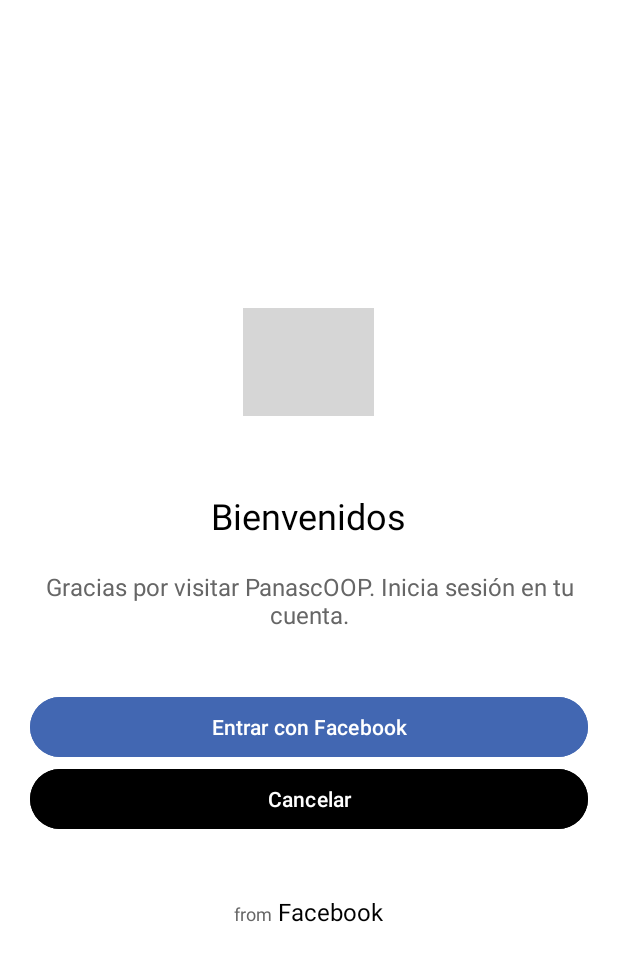
After one commit to Juan200528/PanasCoopAndroid, an Android app: the Facebook screen opened directly, with no data from a screen before it, on a phone screen of 412 x 824 dp. The commit adds this screen. Shown: the top 961 px of the screen. Run offline under Robolectric (Android 15) with nearby library versions, the phone set to English and light mode, and no system bars; grey boxes are pictures that could not be loaded.

Commit message:
Interfaz de Facebook

```diff
--- a/app/src/main/AndroidManifest.xml
+++ b/app/src/main/AndroidManifest.xml
@@ -13,6 +13,9 @@
         android:theme="@style/Theme.PanasCoop"
         tools:targetApi="31">
         <activity
+            android:name=".Facebook"
+            android:exported="false" />
+        <activity
             android:name=".MainActivity"
             android:exported="true">
             <intent-filter>
--- /dev/null
+++ b/app/src/main/java/com/juan/panascoop/Facebook.java
@@ -0,0 +1,19 @@
+package com.juan.panascoop;
+
+import android.os.Bundle;
+
+import androidx.activity.EdgeToEdge;
+import androidx.appcompat.app.AppCompatActivity;
+import androidx.core.graphics.Insets;
+import androidx.core.view.ViewCompat;
+import androidx.core.view.WindowInsetsCompat;
+
+public class Facebook extends AppCompatActivity {
+
+    @Override
+    protected void onCreate(Bundle savedInstanceState) {
+        super.onCreate(savedInstanceState);
+        setContentView(R.layout.activity_facebook);
+
+    }
+}
--- /dev/null
+++ b/app/src/main/res/drawable/button.xml
@@ -0,0 +1,4 @@
+<?xml version="1.0" encoding="utf-8"?>
+<selector xmlns:android="http://schemas.android.com/apk/res/android">
+
+</selector>
--- /dev/null
+++ b/app/src/main/res/drawable/cancelar.xml
@@ -0,0 +1,6 @@
+
+<?xml version="1.0" encoding="utf-8"?>
+<shape xmlns:android="http://schemas.android.com/apk/res/android">
+    <solid android:color="#FF4444"/> <!-- Red color -->
+    <corners android:radius="4dp"/> <!-- Rounded corners -->
+</shape>
--- /dev/null
+++ b/app/src/main/res/layout/activity_facebook.xml
@@ -0,0 +1,74 @@
+<?xml version="1.0" encoding="utf-8"?>
+<LinearLayout xmlns:android="http://schemas.android.com/apk/res/android"
+    android:layout_width="match_parent"
+    android:layout_height="match_parent"
+    android:orientation="vertical"
+    android:gravity="center"
+    android:padding="20dp"
+    android:background="#FFFFFF">
+
+    <!-- Texto "Bienvenidos" -->
+
+    <ImageView
+        android:layout_width="87dp"
+        android:layout_height="72dp"
+        android:layout_marginBottom="50dp"
+        android:src="@drawable/img" />
+
+    <TextView
+        android:layout_width="wrap_content"
+        android:layout_height="wrap_content"
+        android:text="Bienvenidos"
+        android:textSize="24sp"
+        android:textColor="#000000"
+        android:layout_marginBottom="20dp"/>
+
+    <!-- Texto descriptivo -->
+    <TextView
+        android:layout_width="match_parent"
+        android:layout_height="wrap_content"
+        android:text="Gracias por visitar PanascOOP. Inicia sesión en tu cuenta."
+        android:textSize="16sp"
+        android:textColor="#666666"
+        android:gravity="center"
+        android:layout_marginBottom="40dp"/>
+
+    <!-- Botón de Google -->
+    <Button
+        android:id="@+id/btnGoogleLogin"
+        android:layout_width="match_parent"
+        android:layout_height="wrap_content"
+        android:text="Entrar con Facebook"
+        android:backgroundTint="#4267B2" />
+    <Button
+        android:id="@+id/cancel_button"
+        android:layout_width="match_parent"
+        android:layout_height="wrap_content"
+        android:text="Cancelar"
+        android:backgroundTint="@color/black"
+        />
+
+    <!-- Texto "from Google" -->
+    <LinearLayout
+        android:layout_width="wrap_content"
+        android:layout_height="wrap_content"
+        android:orientation="horizontal"
+        android:layout_marginTop="40sp">
+
+        <TextView
+            android:layout_width="wrap_content"
+            android:layout_height="wrap_content"
+            android:text="from"
+            android:textSize="12sp"
+            android:textColor="#666666"/>
+
+        <TextView
+            android:layout_width="wrap_content"
+            android:layout_height="wrap_content"
+            android:text="Facebook"
+            android:textSize="16sp"
+            android:textColor="#000000"
+            android:layout_marginLeft="4dp"/>
+    </LinearLayout>
+
+</LinearLayout>
--- a/app/src/main/res/values/colors.xml
+++ b/app/src/main/res/values/colors.xml
@@ -2,4 +2,5 @@
 <resources>
     <color name="black">#FF000000</color>
     <color name="white">#FFFFFFFF</color>
+    <color name="facebook_blue">#4267B2</color>
 </resources>
```
